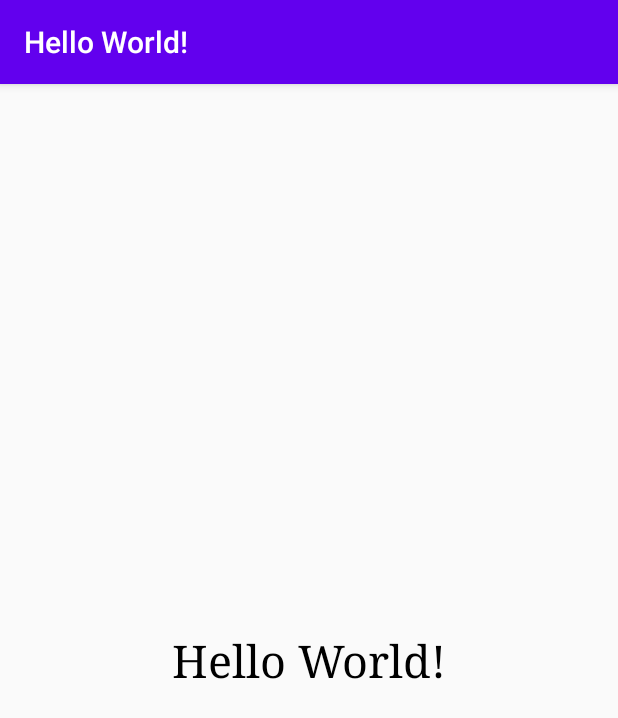
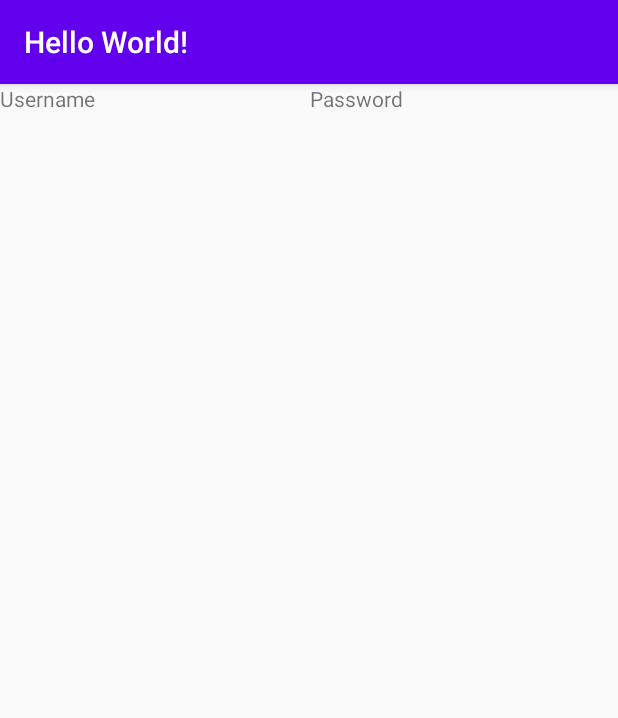
Before and after one commit to anggerh118/Hello_World, an Android app: the screen it shows after launch (MainActivity), on a phone screen of 412 x 824 dp. Shown: the top 718 px of the screen. Run offline under Robolectric (Android 15) with nearby library versions, the phone set to English and light mode, and no system bars.

Commit message:
commit master

```diff
--- a/app/src/main/res/layout/activity_main.xml
+++ b/app/src/main/res/layout/activity_main.xml
@@ -1,5 +1,5 @@
 <?xml version="1.0" encoding="utf-8"?>
-<androidx.constraintlayout.widget.ConstraintLayout xmlns:android="http://schemas.android.com/apk/res/android"
+<LinearLayout xmlns:android="http://schemas.android.com/apk/res/android"
     xmlns:app="http://schemas.android.com/apk/res-auto"
     xmlns:tools="http://schemas.android.com/tools"
     android:layout_width="match_parent"
@@ -7,15 +7,17 @@
     tools:context=".MainActivity">
 
     <TextView
+        android:id="@+id/textView"
         android:layout_width="wrap_content"
         android:layout_height="wrap_content"
-        android:fontFamily="serif"
-        android:text="Hello World!"
-        android:textColor="#000000"
-        android:textSize="30sp"
-        app:layout_constraintBottom_toBottomOf="parent"
-        app:layout_constraintLeft_toLeftOf="parent"
-        app:layout_constraintRight_toRightOf="parent"
-        app:layout_constraintTop_toTopOf="parent" />
+        android:layout_weight="1"
+        android:text="Username" />
 
-</androidx.constraintlayout.widget.ConstraintLayout>
+    <TextView
+        android:id="@+id/textView2"
+        android:layout_width="wrap_content"
+        android:layout_height="wrap_content"
+        android:layout_weight="1"
+        android:text="Password" />
+
+</LinearLayout>
```
